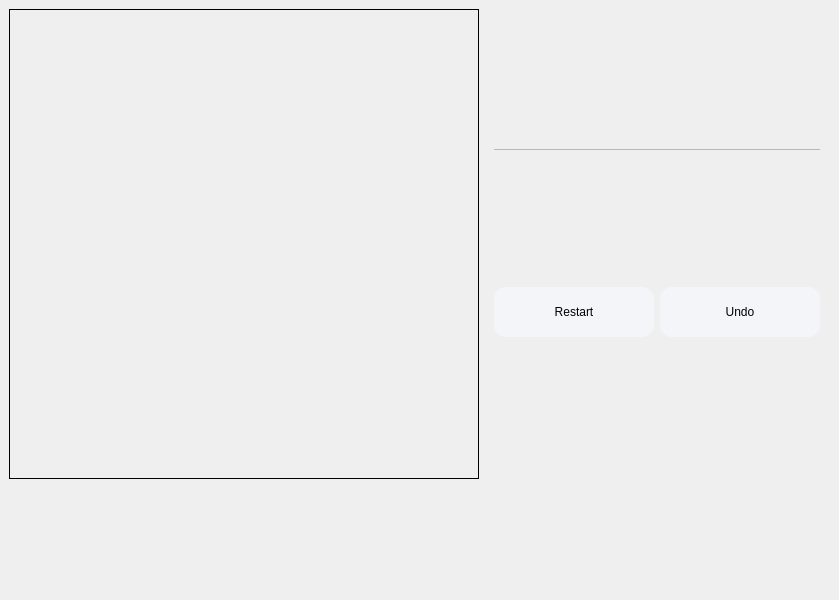
This is mainwindow.ui in leo4048111/GobangDemo as Qt 5 draws it before an edit. The edited form follows.
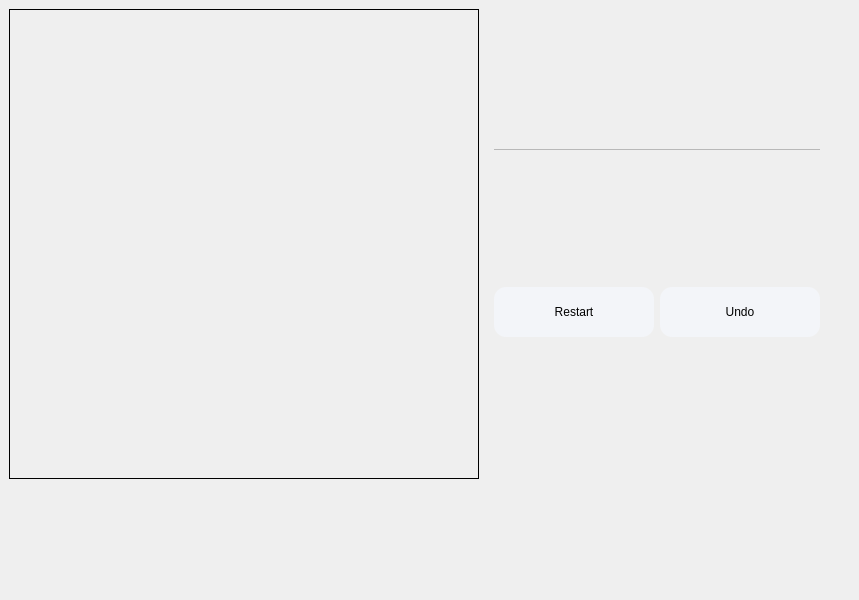
This is the edited form. Custom widgets are drawn as their Qt base class.

The edit to the form file:
```diff
--- a/mainwindow.ui
+++ b/mainwindow.ui
@@ -6,7 +6,7 @@
    <rect>
     <x>0</x>
     <y>0</y>
-    <width>839</width>
+    <width>859</width>
     <height>600</height>
    </rect>
   </property>
```
Left out of the diff: 6 changed lines with no effect on the pictures.
